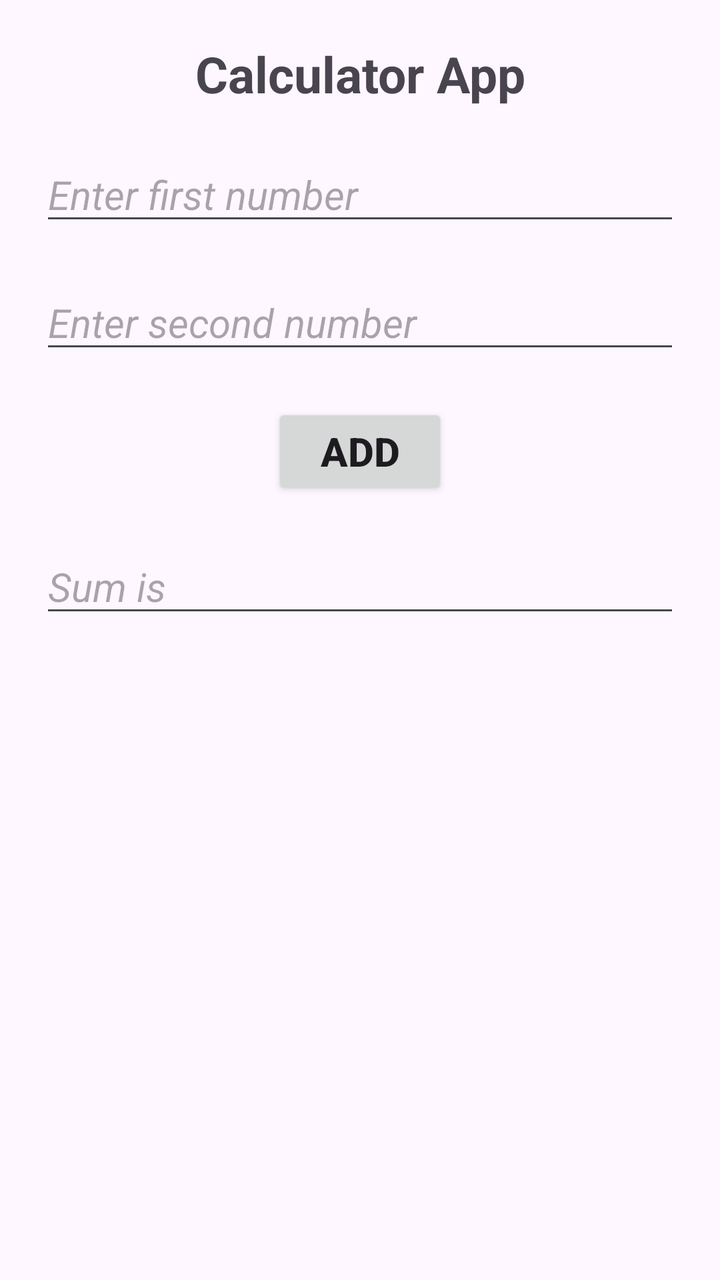
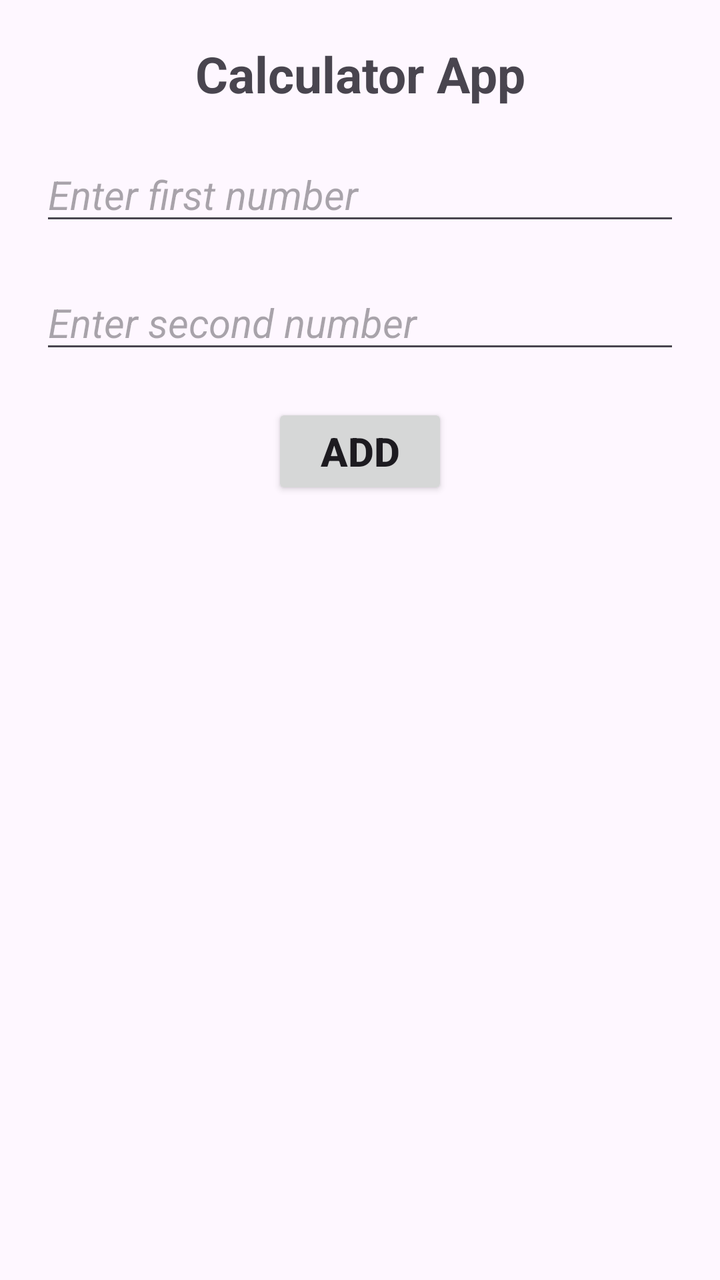

Compare the two renders of this Android layout. The source of the first and the diff that turns it into the second are given below.
<!-- AndroidManifest.xml: application theme Theme.DemoProject -->
<!-- res/layout/calculator_app.xml -->
<?xml version="1.0" encoding="utf-8"?>
<androidx.constraintlayout.widget.ConstraintLayout xmlns:android="http://schemas.android.com/apk/res/android"
    android:layout_width="match_parent"
    android:layout_height="match_parent"
    xmlns:app="http://schemas.android.com/apk/res-auto"
    android:layout_margin="50dp">
    <TextView
        android:layout_width="wrap_content"
        android:layout_height="wrap_content"
        android:text="Calculator App"
        android:textSize="25sp"
        android:textStyle="bold"
        android:layout_margin="20dp"
        app:layout_constraintTop_toTopOf="parent"
        app:layout_constraintLeft_toLeftOf="parent"
        app:layout_constraintRight_toRightOf="parent"
        android:id="@+id/txtcalculatorapp"/>
    <EditText
        android:layout_width="match_parent"
        android:layout_height="wrap_content"
        android:hint="Enter first number"
        android:textSize="20sp"
        android:textStyle="italic"
        android:layout_margin="20dp"
        app:layout_constraintTop_toBottomOf="@+id/txtcalculatorapp"
        app:layout_constraintLeft_toLeftOf="parent"
        app:layout_constraintLeft_toRightOf="parent"
        android:id="@+id/txtfirstnumber"/>
    <EditText
        android:layout_width="match_parent"
        android:layout_height="wrap_content"
        android:hint="Enter second number"
        android:textSize="20sp"
        android:textStyle="italic"
        android:layout_margin="20dp"
        app:layout_constraintTop_toBottomOf="@+id/txtfirstnumber"
        app:layout_constraintLeft_toLeftOf="parent"
        app:layout_constraintLeft_toRightOf="parent"
        android:id="@+id/txtsecondnumber"/>
    <Button
        android:layout_width="wrap_content"
        android:layout_height="wrap_content"
        android:text="Add"
        android:textSize="20sp"
        android:textStyle="bold"
        android:layout_margin="20dp"
        app:layout_constraintTop_toBottomOf="@+id/txtsecondnumber"
        app:layout_constraintLeft_toLeftOf="parent"
        app:layout_constraintRight_toRightOf="parent"
        android:onClick="showInfo"
        android:id="@+id/btnadd" />
    <EditText
        android:layout_width="match_parent"
        android:layout_height="wrap_content"
        android:hint="Sum is "
        android:textSize="20sp"
        android:textStyle="italic"
        android:layout_margin="20dp"
        app:layout_constraintTop_toBottomOf="@+id/btnadd"
        app:layout_constraintLeft_toLeftOf="parent"
        app:layout_constraintLeft_toRightOf="parent"
        android:id="@+id/txtsum"/>
</androidx.constraintlayout.widget.ConstraintLayout>
<!-- resources referenced by this layout -->
<resources>
  <style name="Theme.DemoProject" parent="Base.Theme.DemoProject" />
  <style name="Base.Theme.DemoProject" parent="Theme.Material3.DayNight.NoActionBar">
          
          
      </style>
</resources>

<!-- the commit's change to res/layout/calculator_app.xml (unified diff, before → after) -->
@@ -49,10 +49,10 @@
         app:layout_constraintRight_toRightOf="parent"
         android:onClick="showInfo"
         android:id="@+id/btnadd" />
-    <EditText
+    <TextView
         android:layout_width="match_parent"
         android:layout_height="wrap_content"
-        android:hint="Sum is "
+
         android:textSize="20sp"
         android:textStyle="italic"
         android:layout_margin="20dp"
